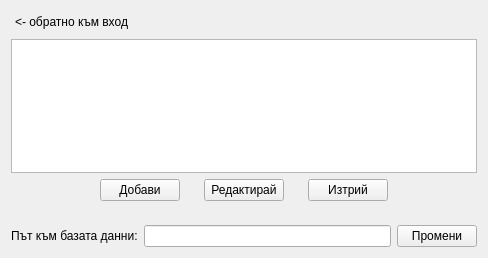
This is src/View/Widgets/PracticeSelectorView.ui in thefinalcutbg/DinoDent as Qt 5 draws it before an edit. The edited form follows.
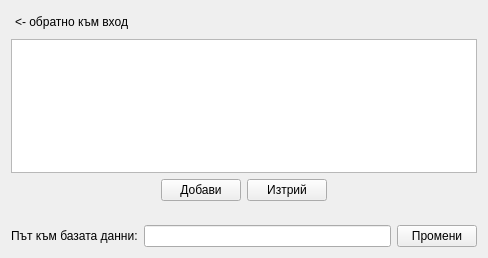
This is the edited form.

Commit message: old practice dialog removed

What changed in the file:
```diff
--- a/src/View/Widgets/PracticeSelectorView.ui
+++ b/src/View/Widgets/PracticeSelectorView.ui
@@ -66,45 +66,6 @@
        </property>
       </widget>
      </item>
-     <item>
-      <spacer name="horizontalSpacer_3">
-       <property name="orientation">
-        <enum>Qt::Horizontal</enum>
-       </property>
-       <property name="sizeType">
-        <enum>QSizePolicy::Fixed</enum>
-       </property>
-       <property name="sizeHint" stdset="0">
-        <size>
-         <width>18</width>
-         <height>20</height>
-        </size>
-       </property>
-      </spacer>
-     </item>
-     <item>
-      <widget class="QPushButton" name="editButton">
-       <property name="text">
-        <string>Редактирай</string>
-       </property>
-      </widget>
-     </item>
-     <item>
-      <spacer name="horizontalSpacer_4">
-       <property name="orientation">
-        <enum>Qt::Horizontal</enum>
-       </property>
-       <property name="sizeType">
-        <enum>QSizePolicy::Fixed</enum>
-       </property>
-       <property name="sizeHint" stdset="0">
-        <size>
-         <width>18</width>
-         <height>20</height>
-        </size>
-       </property>
-      </spacer>
-     </item>
      <item>
       <widget class="QPushButton" name="removeButton">
        <property name="text">
```
The commit also changes 20 other files.
